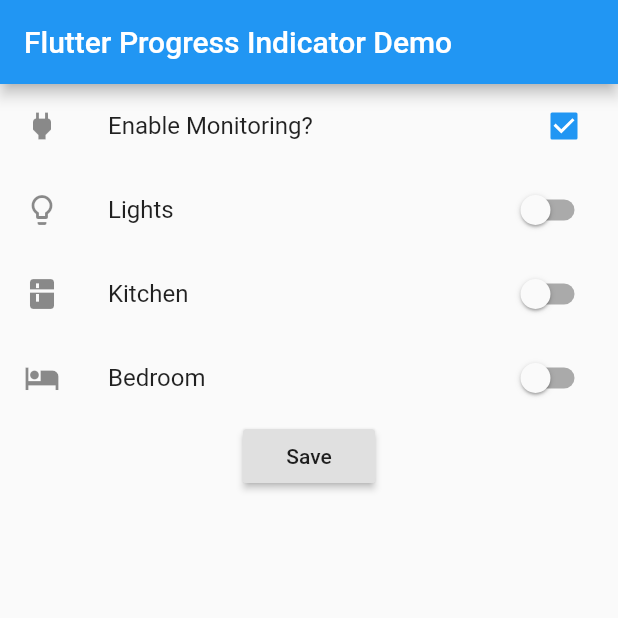
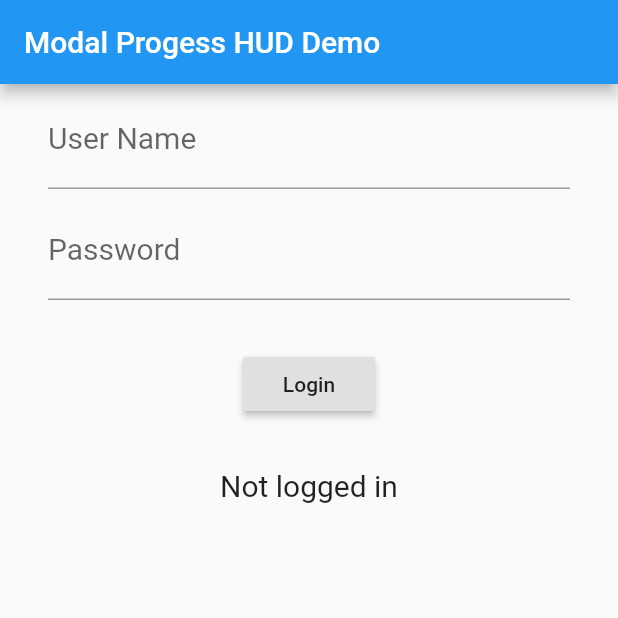
Before and after one commit to mmcc007/modal_progress_hud, a Flutter app: the screen it shows after launch, on a phone screen of 412 x 824 dp, the top half of it. Run offline on Flutter 3.47's test engine with Material 2 defaults, Android fonts, the phone set to English and light mode, and no system bars.

Commit message:
Added login screen with form and async calls

```diff
--- a/example/lib/main.dart
+++ b/example/lib/main.dart
@@ -3,95 +3,159 @@ import 'dart:async';
 import 'package:flutter/material.dart';
 import 'package:modal_progress_hud/modal_progress_hud.dart';
 
-void main() => runApp(new MyApp());
+void main() => runApp(MyApp());
 
 class MyApp extends StatelessWidget {
   @override
   Widget build(BuildContext context) {
-    return new MaterialApp(
-      theme: new ThemeData(
+    return MaterialApp(
+      theme: ThemeData(
         primarySwatch: Colors.blue,
       ),
-      home: new SettingsPage(),
+      home: SettingsPage(),
     );
   }
 }
 
 class SettingsPage extends StatefulWidget {
   @override
-  _SettingsPageState createState() => new _SettingsPageState();
+  _SettingsPageState createState() => _SettingsPageState();
 }
 
 class _SettingsPageState extends State<SettingsPage> {
-  bool _monitor = true;
-  bool _lights = false;
-  bool _kitchen = false;
-  bool _bedroom = false;
-  bool _saving = false;
+  final GlobalKey<FormState> _loginFormKey = GlobalKey<FormState>();
+  // manage state of modal progress HUD widget
+  bool _inAsyncCall = false;
+
+  final _LoginData _actualLoginData = _LoginData();
+  final _LoginData _validLoginData = _LoginData(
+    userName: 'username1',
+    password: 'password1',
+  );
+  bool _isValidUserName = true; // managed by response from server
+  bool _isValidPassword = true; // managed by response from server
+  bool _isLoggedIn = false; // managed by response from server
+
+  // validate user name
+  String _validateUserName(String userName) {
+    if (userName.length < 8) {
+      return 'Username must be at least 8 characters';
+    }
+
+    if (!_isValidUserName) {
+      _isValidUserName = true;
+      return 'Incorrect user name';
+    }
+
+    return null;
+  }
+
+  // validate password
+  String _validatePassword(String password) {
+    print('validating password');
+
+    if (password.length < 8) {
+      return 'Password must be at least 8 characters';
+    }
+
+    if (!_isValidPassword) {
+      _isValidPassword = true;
+      return 'Incorrect password';
+    }
+
+    return null;
+  }
 
   void _submit() {
     print('submit called...');
+    if (_loginFormKey.currentState.validate()) {
+      _loginFormKey.currentState.save();
 
+      // dismiss keyboard
+      FocusScope.of(context).requestFocus(new FocusNode());
+
+      // start the modal progress HUD
       setState(() {
-      _saving = true;
+        _inAsyncCall = true;
       });
 
-    //Simulate a service call
+      // Simulate a service call
       print('submitting to backend...');
-    new Future.delayed(new Duration(seconds: 4), () {
+      Future.delayed(Duration(seconds: 1), () {
+        print('response from backend');
         setState(() {
-        _saving = false;
+          _isLoggedIn = false;
+          if (_actualLoginData.userName == _validLoginData.userName) {
+            _isValidUserName = true;
+          } else
+            _isValidUserName = false;
+          if (_actualLoginData.password == _validLoginData.password) {
+            _isValidPassword = true;
+          } else
+            _isValidPassword = false;
+          if (_isValidUserName && _isValidPassword) _isLoggedIn = true;
+          // stop the modal progress HUD
+          _inAsyncCall = false;
         });
       });
     }
+  }
 
   Widget _buildWidget() {
-    return new Form(
-      child: new Column(
+    final ThemeData themeData = Theme.of(context);
+    final TextTheme textTheme = themeData.textTheme;
+    // run the validators on reload
+    _loginFormKey.currentState?.validate();
+    return Form(
+      key: this._loginFormKey,
+      child: Column(
         children: [
-          new CheckboxListTile(
-            title: const Text('Enable Monitoring?'),
-            value: _monitor,
-            onChanged: (bool value) {
-              setState(() {
-                _monitor = value;
-              });
+          Padding(
+            padding: const EdgeInsets.fromLTRB(32.0, 4.0, 32.0, 4.0),
+            child: TextFormField(
+              initialValue: _actualLoginData.userName,
+              keyboardType: TextInputType.text,
+              decoration: InputDecoration(
+                  hintText: 'enter username', labelText: 'User Name'),
+              style: TextStyle(fontSize: 20.0, color: textTheme.button.color),
+              validator: this._validateUserName,
+              onSaved: (String value) {
+                _actualLoginData.userName = value;
               },
-            secondary: const Icon(Icons.power),
             ),
-          new SwitchListTile(
-            title: const Text('Lights'),
-            value: _lights,
-            onChanged: (bool value) {
-              setState(() {
-                _lights = value;
-              });
+          ),
+          Padding(
+            padding: const EdgeInsets.fromLTRB(32.0, 4.0, 32.0, 32.0),
+            child: TextFormField(
+              obscureText: true,
+              initialValue: _actualLoginData.userName,
+              keyboardType: TextInputType.text,
+              decoration: InputDecoration(
+                  hintText: 'enter password', labelText: 'Password'),
+              style: TextStyle(fontSize: 20.0, color: textTheme.button.color),
+              validator: this._validatePassword,
+              onSaved: (String value) {
+                _actualLoginData.password = value;
               },
-            secondary: const Icon(Icons.lightbulb_outline),
             ),
-          new SwitchListTile(
-            title: const Text('Kitchen'),
-            value: _kitchen,
-            onChanged: (bool value) {
-              setState(() {
-                _kitchen = value;
-              });
-            },
-            secondary: const Icon(Icons.kitchen),
           ),
-          new SwitchListTile(
-            title: const Text('Bedroom'),
-            value: _bedroom,
-            onChanged: (bool value) {
-              setState(() {
-                _bedroom = value;
-              });
-            },
-            secondary: const Icon(Icons.hotel),
+          RaisedButton(
+            onPressed: _submit,
+            child: Text('Login'),
           ),
-          new RaisedButton(
-            onPressed: _submit,
-            child: new Text('Save'),
+          Padding(
+            padding: const EdgeInsets.fromLTRB(32.0, 32.0, 32.0, 4.0),
+            child: _isLoggedIn
+                ? Text(
+                    'Login successful!',
+                    style: TextStyle(
+                      fontSize: 20.0,
+                    ),
+                  )
+                : Text(
+                    'Not logged in',
+                    style: TextStyle(fontSize: 20.0),
+                  ),
           ),
         ],
       ),
@@ -100,12 +164,23 @@ class _SettingsPageState extends State<SettingsPage> {
 
   @override
   Widget build(BuildContext context) {
-    return new Scaffold(
-      appBar: new AppBar(
-        title: new Text('Flutter Progress Indicator Demo'),
+    return Scaffold(
+      appBar: AppBar(
+        title: Text('Modal Progess HUD Demo'),
         backgroundColor: Colors.blue,
       ),
-      body: ModalProgressHUD(child: _buildWidget(), saving: _saving),
+      body: ModalProgressHUD(
+        child: _buildWidget(),
+        inAsyncCall: _inAsyncCall,
+        opacity: 0.5,
+        valueColor: AlwaysStoppedAnimation<Color>(Colors.blue),
+      ),
     );
   }
 }
+
+class _LoginData {
+  String userName;
+  String password;
+  _LoginData({this.userName, this.password});
+}
--- a/lib/modal_progress_hud.dart
+++ b/lib/modal_progress_hud.dart
@@ -4,29 +4,41 @@ import 'package:flutter/material.dart';
 
 class ModalProgressHUD extends StatelessWidget {
   final Widget child;
-  final bool saving;
+  final bool inAsyncCall;
+  final double opacity;
+  final Color color;
+  final Animation<Color> valueColor;
 
-  ModalProgressHUD({this.child, this.saving});
+  ModalProgressHUD({
+    Key key,
+    @required this.child,
+    @required this.inAsyncCall,
+    this.opacity = 0.3,
+    this.color = Colors.grey,
+    this.valueColor,
+  }) : super(key: key);
 
   @override
   Widget build(BuildContext context) {
     List<Widget> widgetList = new List<Widget>();
     widgetList.add(child);
-    if (saving) {
+    if (inAsyncCall) {
       final modal = new Stack(
         children: [
           new Opacity(
-            opacity: 0.3,
-            child: const ModalBarrier(dismissible: false, color: Colors.grey),
+            opacity: opacity,
+            child: ModalBarrier(dismissible: false, color: color),
           ),
           new Center(
-            child: new CircularProgressIndicator(),
+            child: new CircularProgressIndicator(
+              valueColor: valueColor,
+            ),
           ),
         ],
       );
       widgetList.add(modal);
     }
-    return new Stack(
+    return Stack(
       children: widgetList,
     );
   }
--- a/pubspec.yaml
+++ b/pubspec.yaml
@@ -1,6 +1,6 @@
 name: modal_progress_hud
-description: A new flutter package project.
-version: 0.0.1
+description: A modal progress hud (progress indicator).
+version: 0.0.2
 author: Maurice McCabe <mmcc007@gmail.com>
 homepage: https://github.com/mmcc007/modal_progress_hud
 
```
Also changed, not shown: 6 other files. Lines whose indentation alone changed are shown as unchanged.
